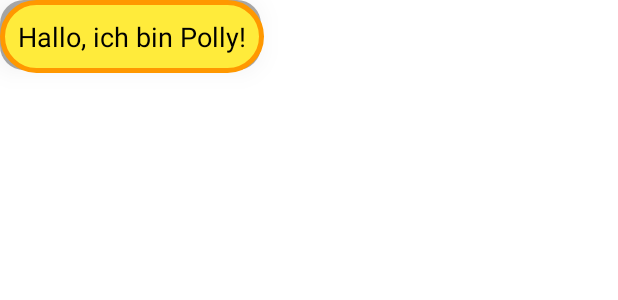
After one commit to Silberpaw/AR-Dschungel-App, an Android app: the layout speech_bubble_layout.xml on its own in the app's theme, with its tools: preview values and no code run, on a phone screen of 412 x 824 dp. The commit adds this screen. Shown: the top 300 px of the screen. Run offline under Robolectric (Android 15) with nearby library versions, the phone set to English and light mode, and no system bars.

Commit message:
text sprechblase text to speech modell wechsel und pfeil

```diff
--- /dev/null
+++ b/app/src/main/res/drawable/speech_bubble.xml
@@ -0,0 +1,21 @@
+<?xml version="1.0" encoding="utf-8"?>
+
+<layer-list xmlns:android="http://schemas.android.com/apk/res/android">
+    <!-- Schatten -->
+    <item android:right="2dp" android:bottom="2dp">
+        <shape android:shape="rectangle">
+            <solid android:color="#55000000"/>
+            <corners android:radius="16dp"/>
+        </shape>
+    </item>
+
+    <!-- Hauptblase -->
+    <item>
+        <shape android:shape="rectangle">
+            <solid android:color="#FFEB3B"/> <!-- Sonniges Gelb -->
+            <stroke android:width="3dp" android:color="#FF9800"/> <!-- Orange Rand -->
+            <corners android:radius="24dp"/>
+            <padding android:left="16dp" android:top="16dp" android:right="16dp" android:bottom="16dp"/>
+        </shape>
+    </item>
+</layer-list>
--- /dev/null
+++ b/app/src/main/res/layout/speech_bubble_layout.xml
@@ -0,0 +1,12 @@
+<?xml version="1.0" encoding="utf-8"?>
+
+<TextView xmlns:android="http://schemas.android.com/apk/res/android"
+    android:id="@+id/speechBubbleText"
+    android:layout_width="wrap_content"
+    android:layout_height="wrap_content"
+    android:padding="12dp"
+    android:text="Hallo, ich bin Polly!"
+    android:textSize="18sp"
+    android:background="@drawable/speech_bubble"
+    android:textColor="#000"
+    android:elevation="10dp"/>
```
Also changed, not shown: app/src/main/java/com/xperiencelabs/arapp/MainActivity.kt (+108 -16 lines), app/src/main/res/layout/activity_main.xml (+13 -0 lines), 1 other file.
